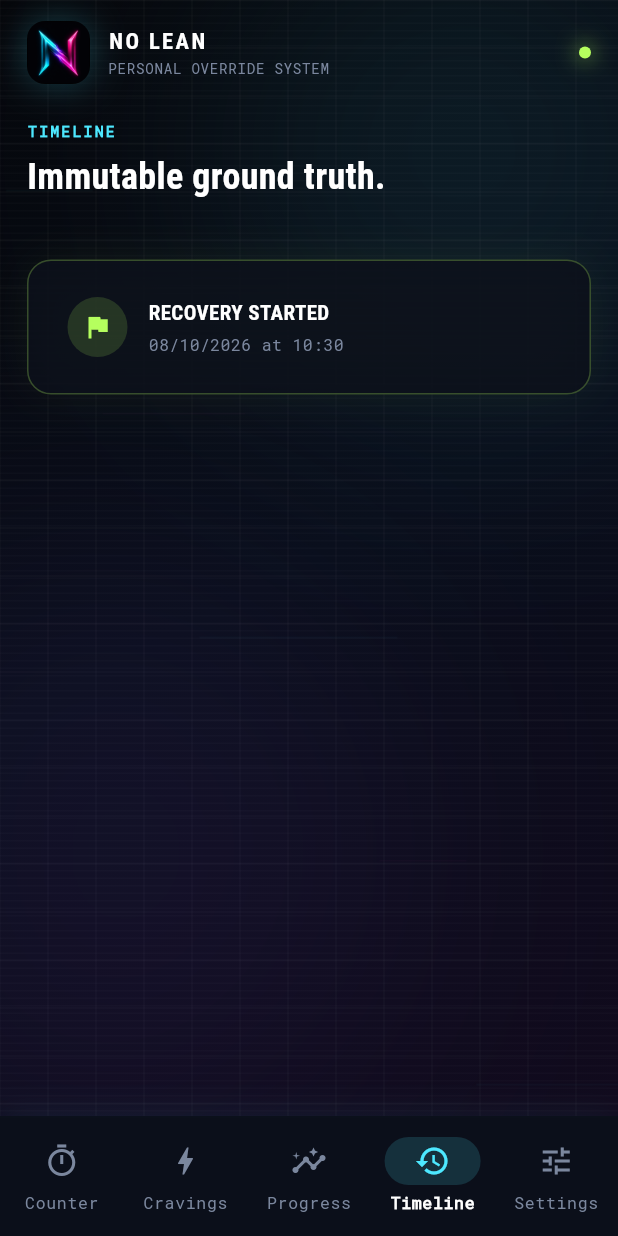
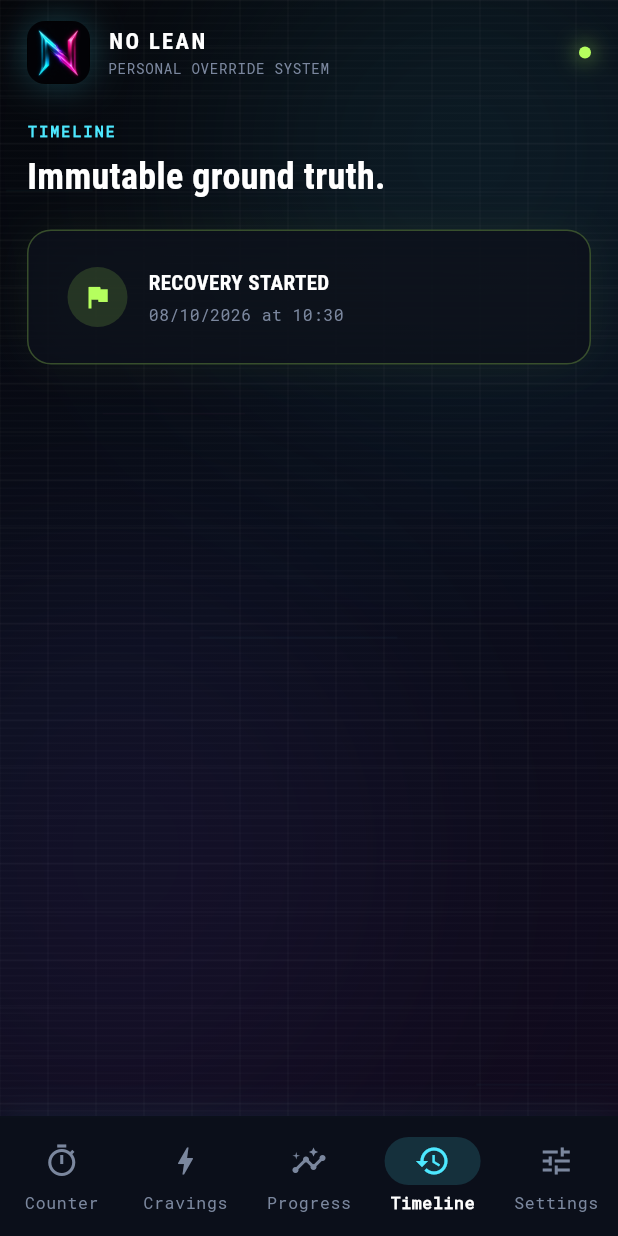
Before and after one commit to abhranilp1998/no-lean-system, a Flutter app: the Shell screen opened directly, item 4 of the bottom bar chosen, on a phone screen of 412 x 824 dp. Run offline on Flutter 3.47's test engine with Material 3 defaults, Android fonts, the phone set to English and light mode, and no system bars; our stand-ins replace file_picker, flutter_local_notifications, flutter_map, flutter_riverpod, flutter_secure_storage, geolocator and 8 more; missing offline and left inert: a package; accounts and stored records are empty.

Commit message:
Share one tab layout and make the craving dialog keyboard-safe
All five shell tabs scroll in TabListView: same gutters, the same 30px
clearance above the nav bar, and drag-to-dismiss keyboards. The shell
owns the only Scaffold and SafeArea, so Timeline loses its nested
Scaffold and 10px bottom padding and builds rows lazily. The craving
note scrolls LOG IT into view with the keyboard open, and the
dashboard's LIVE SINCE label can no longer overflow on narrow phones.

```diff
--- /dev/null
+++ b/lib/core/layout/tab_layout.dart
@@ -0,0 +1,80 @@
+import 'package:flutter/material.dart';
+
+/// One layout contract for the five shell tabs (Dashboard, Cravings,
+/// Progress, Timeline, Settings).
+///
+/// The shell owns the only Scaffold and SafeArea: it handles the status bar,
+/// display cutouts, the navigation bar and the keyboard. Tabs never add their
+/// own Scaffold or SafeArea; they scroll inside [TabListView], which applies
+/// the same gutters and bottom clearance everywhere, plus any bottom inset
+/// still unconsumed above it (0 inside the shell).
+abstract final class TabLayout {
+  static const gutter = 18.0;
+  static const top = 14.0;
+
+  /// Space after the last item so it never sits flush on the nav bar.
+  static const bottomClearance = 30.0;
+
+  static EdgeInsets padding(BuildContext context) => EdgeInsets.fromLTRB(
+    gutter,
+    top,
+    gutter,
+    bottomClearance + MediaQuery.paddingOf(context).bottom,
+  );
+}
+
+/// The scroll view every shell tab uses.
+class TabListView extends StatelessWidget {
+  const TabListView({required List<Widget> this.children, super.key})
+    : itemCount = null,
+      itemBuilder = null;
+
+  /// Lazily built rows for long lists such as the timeline.
+  const TabListView.builder({
+    required int this.itemCount,
+    required IndexedWidgetBuilder this.itemBuilder,
+    super.key,
+  }) : children = null;
+
+  final List<Widget>? children;
+  final int? itemCount;
+  final IndexedWidgetBuilder? itemBuilder;
+
+  @override
+  Widget build(BuildContext context) {
+    final padding = TabLayout.padding(context);
+    const dismiss = ScrollViewKeyboardDismissBehavior.onDrag;
+    if (children case final items?) {
+      return ListView(
+        padding: padding,
+        keyboardDismissBehavior: dismiss,
+        children: items,
+      );
+    }
+    return ListView.builder(
+      padding: padding,
+      keyboardDismissBehavior: dismiss,
+      itemCount: itemCount,
+      itemBuilder: itemBuilder!,
+    );
+  }
+}
+
+/// Scrollable dialog body that stays usable with the keyboard open: the
+/// dialog already shrinks above the keyboard, this scrolls the remainder and
+/// lets a drag dismiss the keyboard.
+class KeyboardSafeScroll extends StatelessWidget {
+  const KeyboardSafeScroll({required this.child, super.key});
+
+  final Widget child;
+
+  /// Pass to a TextField's `scrollPadding` so the primary button below the
+  /// field scrolls into view together with it.
+  static const fieldScrollPadding = EdgeInsets.fromLTRB(20, 20, 20, 96);
+
+  @override
+  Widget build(BuildContext context) => SingleChildScrollView(
+    keyboardDismissBehavior: ScrollViewKeyboardDismissBehavior.onDrag,
+    child: child,
+  );
+}
--- a/lib/features/cravings/presentation/craving_dialog.dart
+++ b/lib/features/cravings/presentation/craving_dialog.dart
@@ -1,3 +1,4 @@
+import '../../../core/layout/tab_layout.dart';
 import 'package:flutter/material.dart';
 import 'package:flutter_riverpod/flutter_riverpod.dart';
 
@@ -52,7 +53,7 @@ class _CravingDialogState extends State<_CravingDialog> {
   Widget build(BuildContext context) {
     return AppDialog(
       title: 'LOG THE SIGNAL',
-      child: SingleChildScrollView(
+      child: KeyboardSafeScroll(
         child: Column(
           mainAxisSize: MainAxisSize.min,
           crossAxisAlignment: CrossAxisAlignment.start,
@@ -90,6 +91,8 @@ class _CravingDialogState extends State<_CravingDialog> {
             TextField(
               controller: note,
               maxLines: 3,
+              textInputAction: TextInputAction.done,
+              scrollPadding: KeyboardSafeScroll.fieldScrollPadding,
               decoration: const InputDecoration(
                 labelText: 'What is actually happening?',
                 hintText: 'Name the moment, not the story.',
--- a/lib/features/cravings/presentation/cravings_screen.dart
+++ b/lib/features/cravings/presentation/cravings_screen.dart
@@ -1,3 +1,4 @@
+import '../../../core/layout/tab_layout.dart';
 import 'package:flutter/material.dart';
 import 'package:flutter_riverpod/flutter_riverpod.dart';
 import 'package:intl/intl.dart';
@@ -18,8 +19,7 @@ class CravingsScreen extends ConsumerWidget {
   @override
   Widget build(BuildContext context, WidgetRef ref) {
     final recovery = ref.watch(recoveryProvider);
-    return ListView(
-      padding: const EdgeInsets.fromLTRB(18, 14, 18, 30),
+    return TabListView(
       children: [
         const BrandHeader(),
         const SizedBox(height: 24),
--- a/lib/features/progress/presentation/progress_screen.dart
+++ b/lib/features/progress/presentation/progress_screen.dart
@@ -1,3 +1,4 @@
+import '../../../core/layout/tab_layout.dart';
 import 'package:flutter/material.dart';
 import 'package:flutter_riverpod/flutter_riverpod.dart';
 
@@ -75,8 +76,7 @@ class ProgressScreen extends ConsumerWidget {
       }
     }
 
-    return ListView(
-      padding: const EdgeInsets.fromLTRB(18, 14, 18, 30),
+    return TabListView(
       children: [
         const BrandHeader(),
         const SizedBox(height: 24),
--- a/lib/features/settings/presentation/settings_screen.dart
+++ b/lib/features/settings/presentation/settings_screen.dart
@@ -1,3 +1,4 @@
+import '../../../core/layout/tab_layout.dart';
 import 'package:flutter/material.dart';
 import 'package:flutter_riverpod/flutter_riverpod.dart';
 import 'package:package_info_plus/package_info_plus.dart';
@@ -24,8 +25,7 @@ class SettingsScreen extends ConsumerWidget {
   @override
   Widget build(BuildContext context, WidgetRef ref) {
     final recovery = ref.watch(recoveryProvider);
-    return ListView(
-      padding: const EdgeInsets.fromLTRB(18, 14, 18, 30),
+    return TabListView(
       children: [
         const BrandHeader(),
         const SizedBox(height: 24),
--- a/lib/features/timeline/presentation/timeline_screen.dart
+++ b/lib/features/timeline/presentation/timeline_screen.dart
@@ -1,6 +1,7 @@
 import 'package:flutter/material.dart';
 import 'package:flutter_riverpod/flutter_riverpod.dart';
 
+import '../../../core/layout/tab_layout.dart';
 import '../../../core/theme/app_theme.dart';
 import '../../../core/widgets/brand_header.dart';
 import '../../recovery/application/recovery_provider.dart';
@@ -14,14 +15,36 @@ class TimelineScreen extends ConsumerWidget {
     final recovery = ref.watch(recoveryProvider);
     final events = recovery.events.reversed.toList(); // Newest first
 
-    return Scaffold(
-      backgroundColor: Colors.transparent,
-      body: CustomScrollView(
-        slivers: [
-          SliverPadding(
-            padding: const EdgeInsets.fromLTRB(18, 14, 18, 10),
-            sliver: SliverToBoxAdapter(
-              child: Column(
+    // Row 0 is the header; then one row per event, or the empty state.
+    return TabListView.builder(
+      itemCount: 1 + (events.isEmpty ? 1 : events.length),
+      itemBuilder: (context, index) {
+        if (index == 0) return const _TimelineHeader();
+        if (events.isEmpty) {
+          return const Padding(
+            padding: EdgeInsets.only(top: 48),
+            child: Center(
+              child: Text(
+                'No events recorded yet.',
+                style: TextStyle(color: muted),
+              ),
+            ),
+          );
+        }
+        return Padding(
+          padding: const EdgeInsets.only(bottom: 12),
+          child: EventTile(event: events[index - 1]),
+        );
+      },
+    );
+  }
+}
+
+class _TimelineHeader extends StatelessWidget {
+  const _TimelineHeader();
+
+  @override
+  Widget build(BuildContext context) => Column(
     crossAxisAlignment: CrossAxisAlignment.start,
     children: [
       const BrandHeader(),
@@ -30,40 +53,9 @@ class TimelineScreen extends ConsumerWidget {
       const SizedBox(height: 7),
       Text(
         'Immutable ground truth.',
-                    style: displayFont(
-                      fontSize: 24,
-                      fontWeight: FontWeight.w700,
-                    ),
+        style: displayFont(fontSize: 24, fontWeight: FontWeight.w700),
       ),
       const SizedBox(height: 18),
     ],
-              ),
-            ),
-          ),
-          if (events.isEmpty)
-            SliverFillRemaining(
-              child: Center(
-                child: Text(
-                  'No events recorded yet.',
-                  style: TextStyle(color: muted),
-                ),
-              ),
-            )
-          else
-            SliverPadding(
-              padding: const EdgeInsets.symmetric(horizontal: 18, vertical: 10),
-              sliver: SliverList(
-                delegate: SliverChildBuilderDelegate((context, index) {
-                  final event = events[index];
-                  return Padding(
-                    padding: const EdgeInsets.only(bottom: 12),
-                    child: EventTile(event: event),
-                  );
-                }, childCount: events.length),
-              ),
-            ),
-        ],
-      ),
   );
 }
-}
```
Also changed, not shown: lib/features/dashboard/presentation/dashboard_screen.dart (+13 -5 lines), 1 other file. Lines whose indentation alone changed are shown as unchanged.
